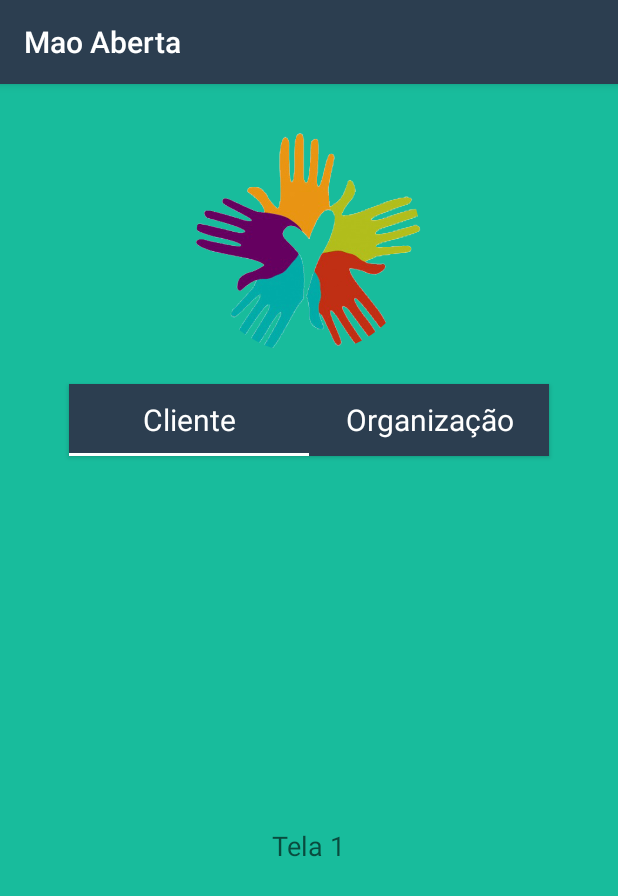
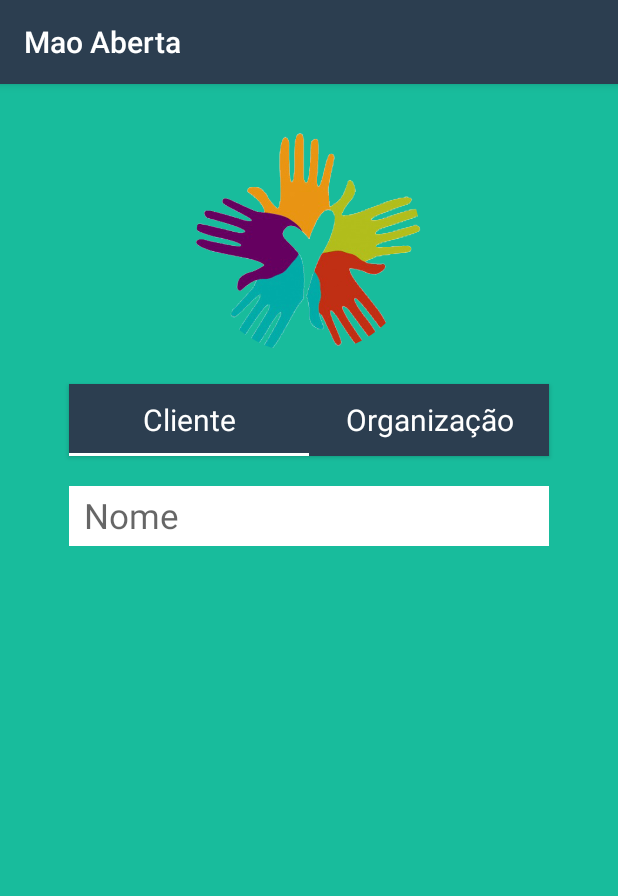
Before and after one commit to vicanalles/maoaberta, an Android app: the TabCadastroCliente screen opened directly, with no data from a screen before it, on a phone screen of 412 x 824 dp. Shown: the top 896 px of the screen. Run offline under Robolectric (Android 15) with nearby library versions, the phone set to English and light mode, and no system bars; our stand-ins replace CircleImageView.

Commit message:
Inicio da criacao da tela de cadastro de clientes

```diff
--- a/app/src/main/java/com/maoaberta/vinicius/maoaberta/presentation/ui/activity/CadastroActivity.java
+++ b/app/src/main/java/com/maoaberta/vinicius/maoaberta/presentation/ui/activity/CadastroActivity.java
@@ -13,7 +13,6 @@ import android.widget.TextView;
 
 import com.maoaberta.vinicius.maoaberta.R;
 import com.maoaberta.vinicius.maoaberta.presentation.ui.adapter.ViewPagerAdapter;
-import com.maoaberta.vinicius.maoaberta.util.SlidingTabLayout;
 
 /**
  * Created by Vinicius Canalles on 16/08/2017.
--- a/app/src/main/res/layout/activity_login.xml
+++ b/app/src/main/res/layout/activity_login.xml
@@ -29,7 +29,7 @@
             android:layout_marginTop="20dp"
             android:background="@color/textColorApp"
             android:fontFamily="sans-serif"
-            android:hint="Email"
+            android:hint="@string/email"
             android:inputType="text"
             android:textColor="@android:color/black"
             android:textSize="23sp"
@@ -45,7 +45,7 @@
             android:layout_marginTop="15dp"
             android:background="@color/textColorApp"
             android:fontFamily="sans-serif"
-            android:hint="Senha"
+            android:hint="@string/senha"
             android:inputType="textPassword"
             android:textColor="@android:color/black"
             android:textSize="23sp"
@@ -61,7 +61,7 @@
             android:layout_marginTop="15dp"
             android:background="@color/tabLayoutBottomColor"
             android:fontFamily="sans-serif"
-            android:text="Entrar"
+            android:text="@string/entrar"
             android:textColor="@color/textColorApp"
             android:textSize="20sp"
             android:textStyle="normal" />
@@ -74,7 +74,7 @@
             android:layout_centerHorizontal="true"
             android:layout_marginTop="5dp"
             android:fontFamily="sans-serif"
-            android:text="Não tem cadastro? Cadastre-se agora!"
+            android:text="@string/cadastrar_agora"
             android:textAlignment="center"
             android:textColor="@color/textColorApp"
             android:textStyle="normal" />
--- a/app/src/main/res/layout/tab_cadastro_cliente.xml
+++ b/app/src/main/res/layout/tab_cadastro_cliente.xml
@@ -1,15 +1,30 @@
 <?xml version="1.0" encoding="utf-8"?>
-<RelativeLayout xmlns:android="http://schemas.android.com/apk/res/android"
+<LinearLayout xmlns:android="http://schemas.android.com/apk/res/android"
     android:layout_width="match_parent"
-    android:layout_height="match_parent">
+    android:layout_height="match_parent"
+    android:background="@color/backgroundColorApp"
+    android:orientation="vertical">
 
-    <TextView
-        android:id="@+id/text_view_1"
-        android:layout_width="wrap_content"
-        android:layout_height="wrap_content"
-        android:textAppearance="?android:attr/textAppearanceMedium"
-        android:text="Tela 1"
-        android:layout_centerVertical="true"
-        android:layout_centerHorizontal="true"/>
+    <RelativeLayout
+        android:layout_width="match_parent"
+        android:layout_height="match_parent">
 
-</RelativeLayout>
+        <EditText
+            android:id="@+id/edit_text_nome_cadastro_cliente"
+            android:layout_width="match_parent"
+            android:layout_height="40dp"
+            android:layout_centerHorizontal="true"
+            android:layout_marginTop="20dp"
+            android:background="@color/textColorApp"
+            android:fontFamily="sans-serif"
+            android:hint="@string/nome_cliente"
+            android:inputType="text"
+            android:paddingLeft="10dp"
+            android:textAlignment="textStart"
+            android:textColor="@android:color/black"
+            android:textSize="23sp"
+            android:textStyle="normal" />
+
+    </RelativeLayout>
+
+</LinearLayout>
--- a/app/src/main/res/values/strings.xml
+++ b/app/src/main/res/values/strings.xml
@@ -1,3 +1,8 @@
 <resources>
     <string name="app_name">Mao Aberta</string>
+    <string name="email">Email</string>
+    <string name="senha">Senha</string>
+    <string name="entrar">Entrar</string>
+    <string name="cadastrar_agora">Não tem cadastro? Cadastre-se agora!</string>
+    <string name="nome_cliente">Nome</string>
 </resources>
```
